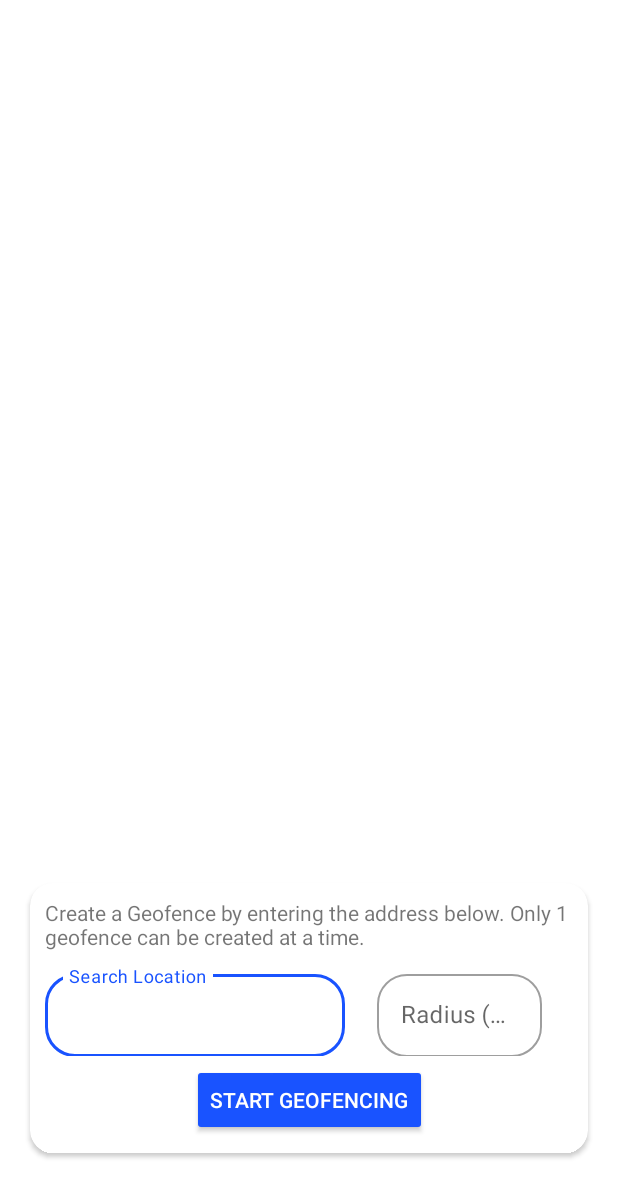
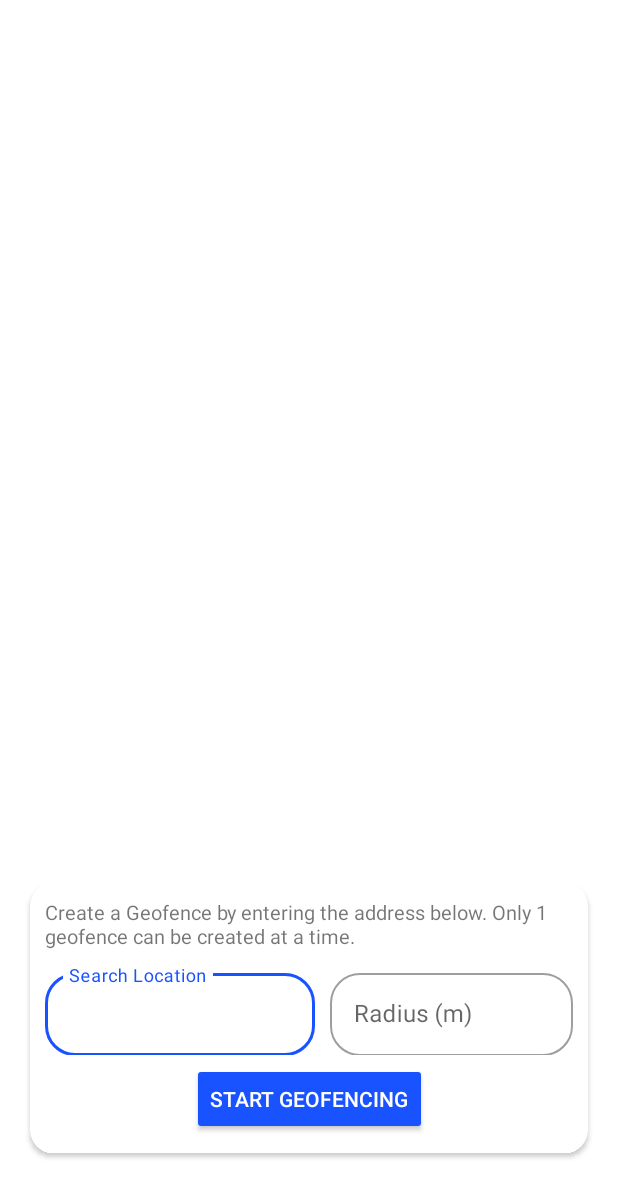
Before and after one commit to w3joe/Syncze, an Android app: the MapsActivity screen opened directly, with no data from a screen before it, on a phone screen of 412 x 824 dp, the part 53-1236 px from its top. Run offline under Robolectric (Android 15) with nearby library versions, the phone set to English and light mode, and no system bars; our stand-ins replace Firebase (no records; nobody signed in at launch, a user with empty details on screens opened directly).

Commit message:
Minor bug fixes

```diff
--- a/AndroidApp/app/src/main/java/com/t4g/location_tracking_application/MainActivity.java
+++ b/AndroidApp/app/src/main/java/com/t4g/location_tracking_application/MainActivity.java
@@ -75,7 +75,7 @@ public class MainActivity extends AppCompatActivity {
                 if(fallStatus)
                 {
                     //pending intent
-                    Intent falldetectedIntent = new Intent(MainActivity.this, MapsActivity.class);
+                    Intent falldetectedIntent = new Intent(MainActivity.this, FallDetectedActivity.class);
                     //notification
                     createNotificationChannel();
                     NotificationManagerCompat notificationManager = NotificationManagerCompat.from(MainActivity.this);
--- a/AndroidApp/app/src/main/res/layout/activity_maps.xml
+++ b/AndroidApp/app/src/main/res/layout/activity_maps.xml
@@ -37,6 +37,7 @@
                 android:layout_marginTop="10dp"
                 android:layout_marginEnd="10dp"
                 android:text="Create a Geofence by entering the address below. Only 1 geofence can be created at a time."
+                android:textSize="13sp"
                 app:layout_constraintEnd_toEndOf="parent"
                 app:layout_constraintStart_toStartOf="parent"
                 app:layout_constraintTop_toTopOf="parent" />
@@ -44,7 +45,7 @@
             <com.google.android.material.textfield.TextInputLayout
                 android:id="@+id/searchinputframe"
                 style="@style/Widget.MaterialComponents.TextInputLayout.OutlinedBox"
-                android:layout_width="200dp"
+                android:layout_width="180dp"
                 android:layout_height="60dp"
                 android:layout_marginStart="10dp"
                 android:layout_marginTop="10dp"
@@ -66,8 +67,9 @@
             <com.google.android.material.textfield.TextInputLayout
                 android:id="@+id/radiusinputframe"
                 style="@style/Widget.MaterialComponents.TextInputLayout.OutlinedBox"
-                android:layout_width="110dp"
+                android:layout_width="0dp"
                 android:layout_height="60dp"
+                android:layout_marginStart="10dp"
                 android:layout_marginTop="10dp"
                 android:layout_marginEnd="10dp"
                 app:boxCornerRadiusBottomEnd="20dp"
--- a/AndroidApp/app/src/main/res/layout/activity_past_map.xml
+++ b/AndroidApp/app/src/main/res/layout/activity_past_map.xml
@@ -63,7 +63,7 @@
 
             <TextView
                 android:id="@+id/markerdescpastmap"
-                android:layout_width="wrap_content"
+                android:layout_width="0dp"
                 android:layout_height="wrap_content"
                 android:layout_marginStart="3dp"
                 android:layout_marginTop="20dp"
```
Also changed, not shown: AndroidApp/app/src/main/res/layout/activity_main.xml (+22 -0 lines).
